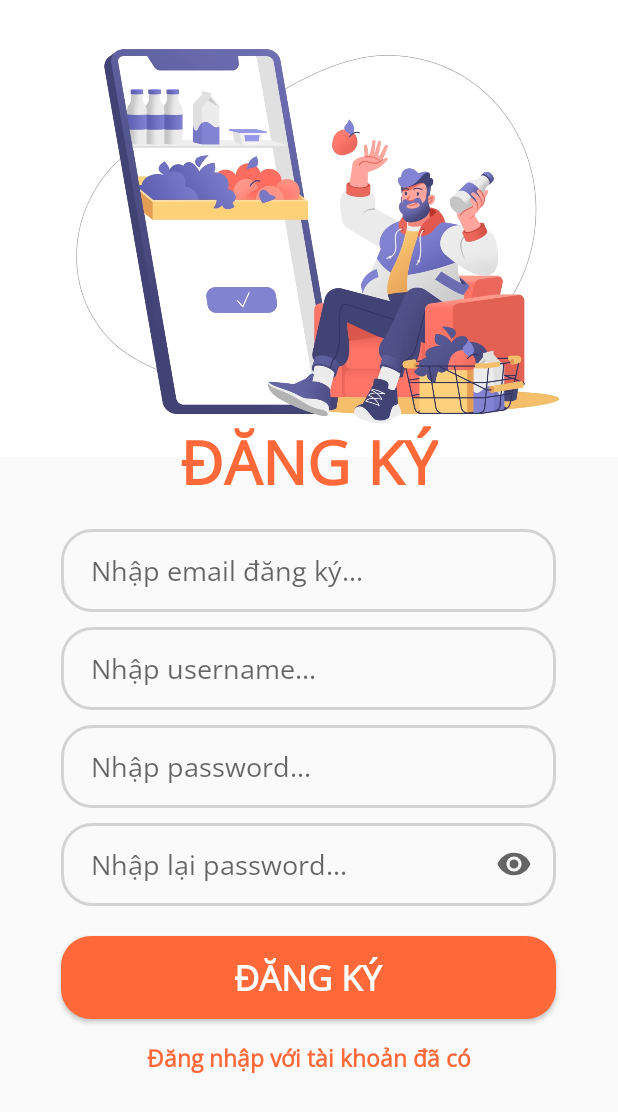
After one commit to duongmien/SunShine_App, an Android app: the layout activity_dang_ky.xml on its own in the app's theme, with its tools: preview values and no code run, on a phone screen of 412 x 824 dp. The commit adds this screen. Shown: the top 1112 px of the screen. Run offline under Robolectric (Android 15) with nearby library versions, the phone set to English and light mode, and no system bars.

Commit message:
Thùy Linh up DangKy

```diff
--- a/app/src/main/AndroidManifest.xml
+++ b/app/src/main/AndroidManifest.xml
@@ -10,6 +10,9 @@
         android:supportsRtl="true"
         android:theme="@style/Theme.SunShine_App">
         <activity
+            android:name=".DangKy"
+            android:exported="true" />
+        <activity
             android:name=".MainActivity"
             android:exported="true">
             <intent-filter>
--- /dev/null
+++ b/app/src/main/res/drawable/bg_button.xml
@@ -0,0 +1,5 @@
+<?xml version="1.0" encoding="utf-8"?>
+<shape xmlns:android="http://schemas.android.com/apk/res/android">
+    <corners android:radius="20dp"/>
+    <solid android:color="#FF6838"/>
+</shape>
--- /dev/null
+++ b/app/src/main/res/drawable/bg_edit_text_border.xml
@@ -0,0 +1,5 @@
+<shape xmlns:android="http://schemas.android.com/apk/res/android">
+    <corners android:radius="20dp"/>
+    <stroke android:width="2dp"
+        android:color="#d3d3d3"/>
+</shape>
--- /dev/null
+++ b/app/src/main/res/drawable/ic_eye.xml
@@ -0,0 +1,10 @@
+<vector xmlns:android="http://schemas.android.com/apk/res/android"
+    android:width="24dp"
+    android:height="24dp"
+    android:viewportWidth="24"
+    android:viewportHeight="24"
+    android:tint="?attr/colorControlNormal">
+  <path
+      android:fillColor="@android:color/white"
+      android:pathData="M12,4.5C7,4.5 2.73,7.61 1,12c1.73,4.39 6,7.5 11,7.5s9.27,-3.11 11,-7.5c-1.73,-4.39 -6,-7.5 -11,-7.5zM12,17c-2.76,0 -5,-2.24 -5,-5s2.24,-5 5,-5 5,2.24 5,5 -2.24,5 -5,5zM12,9c-1.66,0 -3,1.34 -3,3s1.34,3 3,3 3,-1.34 3,-3 -1.34,-3 -3,-3z"/>
+</vector>
--- /dev/null
+++ b/app/src/main/res/layout/activity_dang_ky.xml
@@ -0,0 +1,135 @@
+<?xml version="1.0" encoding="utf-8"?>
+<RelativeLayout xmlns:android="http://schemas.android.com/apk/res/android"
+    xmlns:app="http://schemas.android.com/apk/res-auto"
+    xmlns:tools="http://schemas.android.com/tools"
+    android:layout_width="match_parent"
+    android:layout_height="match_parent"
+    tools:context=".DangKy">
+
+    <ImageView
+        android:id="@+id/img_signup"
+        android:layout_width="wrap_content"
+        android:layout_height="wrap_content"
+        android:layout_marginTop="-450dp"
+        android:src="@drawable/img_singup" />
+
+    <TextView
+        android:id="@+id/textDK"
+        android:layout_width="wrap_content"
+        android:layout_height="wrap_content"
+        android:layout_centerHorizontal="true"
+        android:layout_marginTop="280dp"
+        android:fontFamily="@font/opensans"
+        android:text="ĐĂNG KÝ"
+        android:textColor="#FF6838"
+        android:textSize="40sp"
+        android:textStyle="bold" />
+
+    <EditText
+        android:id="@+id/email"
+        android:layout_width="wrap_content"
+        android:layout_height="wrap_content"
+        android:layout_below="@id/textDK"
+        android:layout_centerHorizontal="true"
+        android:layout_marginTop="17dp"
+        android:width="330dp"
+        android:height="60dp"
+        android:background="@drawable/bg_edit_text_border"
+        android:fontFamily="@font/opensans"
+        android:hint="Nhập email đăng ký..."
+        android:inputType="text"
+        android:paddingLeft="20dp"
+        android:paddingTop="15dp"
+        android:paddingBottom="15dp" />
+
+    <EditText
+        android:id="@+id/username"
+        android:layout_width="wrap_content"
+        android:layout_height="wrap_content"
+        android:layout_below="@id/email"
+        android:layout_centerHorizontal="true"
+        android:layout_marginTop="10dp"
+        android:width="330dp"
+        android:height="60dp"
+        android:background="@drawable/bg_edit_text_border"
+        android:fontFamily="@font/opensans"
+        android:hint="Nhập username..."
+        android:inputType="text"
+        android:paddingLeft="20dp"
+        android:paddingTop="15dp"
+        android:paddingBottom="15dp" />
+
+    <EditText
+        android:id="@+id/pass"
+        android:layout_width="wrap_content"
+        android:layout_height="wrap_content"
+        android:layout_below="@id/username"
+        android:layout_centerHorizontal="true"
+        android:layout_marginTop="10dp"
+        android:width="330dp"
+        android:height="60dp"
+        android:background="@drawable/bg_edit_text_border"
+        android:fontFamily="@font/opensans"
+        android:hint="Nhập password..."
+        android:inputType="textPassword"
+        android:paddingLeft="20dp"
+        android:paddingTop="15dp"
+        android:paddingBottom="15dp" />
+
+    <EditText
+        android:id="@+id/check_pass"
+        android:layout_width="wrap_content"
+        android:layout_height="wrap_content"
+        android:layout_below="@id/pass"
+        android:layout_centerHorizontal="true"
+        android:layout_marginTop="10dp"
+        android:width="330dp"
+        android:height="60dp"
+        android:background="@drawable/bg_edit_text_border"
+        android:fontFamily="@font/opensans"
+        android:hint="Nhập lại password..."
+        android:inputType="textPassword"
+        android:paddingLeft="20dp"
+        android:paddingTop="15dp"
+        android:paddingBottom="15dp">
+
+    </EditText>
+    <ImageView
+        android:id="@+id/eye"
+        android:layout_width="wrap_content"
+        android:layout_height="wrap_content"
+        android:layout_toRightOf="@id/check_pass"
+        android:layout_below="@id/pass"
+        android:layout_marginTop="25dp"
+        android:layout_marginLeft="-40dp"
+        android:src="@drawable/ic_eye" />
+
+    <Button
+        android:id="@+id/bt_singup"
+        android:layout_width="wrap_content"
+        android:layout_height="wrap_content"
+        android:layout_below="@id/check_pass"
+        android:layout_centerHorizontal="true"
+        android:layout_marginTop="20dp"
+        android:width="330dp"
+        android:height="55dp"
+        android:background="@drawable/bg_button"
+        android:fontFamily="@font/opensans"
+        android:text="ĐĂNG KÝ"
+        android:textColor="@color/white"
+        android:textSize="23dp"
+        android:textStyle="bold" />
+
+    <TextView
+        android:id="@+id/text_signin"
+        android:layout_width="wrap_content"
+        android:layout_height="wrap_content"
+        android:layout_below="@id/bt_singup"
+        android:layout_centerHorizontal="true"
+        android:layout_marginTop="15dp"
+        android:fontFamily="@font/opensans"
+        android:text="Đăng nhập với tài khoản đã có"
+        android:textColor="#FF6838"
+        android:textSize="15sp"
+        android:textStyle="bold" />
+</RelativeLayout>
--- a/app/src/main/res/values/themes.xml
+++ b/app/src/main/res/values/themes.xml
@@ -1,6 +1,6 @@
 <resources xmlns:tools="http://schemas.android.com/tools">
     <!-- Base application theme. -->
-    <style name="Theme.SunShine_App" parent="Theme.MaterialComponents.DayNight.DarkActionBar">
+    <style name="Theme.SunShine_App" parent="Theme.AppCompat.DayNight.NoActionBar">
         <!-- Primary brand color. -->
         <item name="colorPrimary">@color/purple_500</item>
         <item name="colorPrimaryVariant">@color/purple_700</item>
```
Also changed, not shown: app/src/main/java/com/myfistapp/sunshine_app/DangKy.java (added, +51 -0 lines), app/src/main/res/anim/bottom_ani.xml (added, +11 -0 lines), app/src/main/res/anim/left_ani.xml (added, +12 -0 lines), app/src/main/res/anim/top_ani.xml (added, +11 -0 lines), app/src/main/res/drawable/img_singup.png (added), app/src/main/res/font/dancingscript.ttf (added), app/src/main/res/font/opensans.ttf (added).
